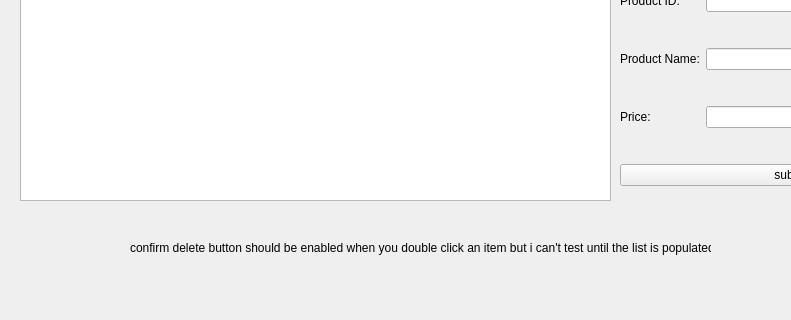
Old version of the form mainwindow.ui in the repository Big-Dogs/Bulk-Club-Project; both pictures show x 0 to 791 and y 400 to 720 of the 1280 by 720 pixel window.
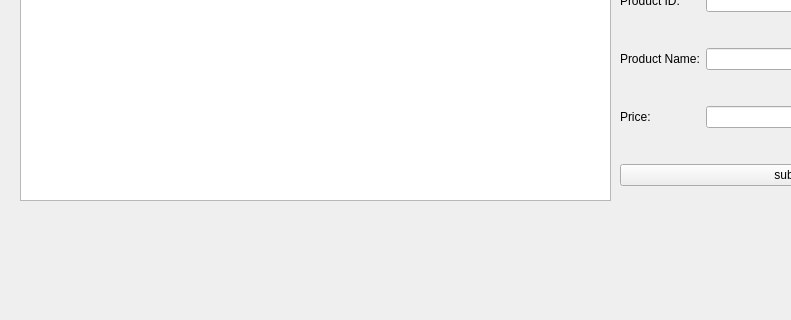
New version of the form.

Commit message:
removed a couple unnecessary text blurbs
manage inventory, manage member both had old placeholder messages
deleted the '[+]recommendation ' filler text on the membership page label

Diff of the .ui file:
```diff
--- a/mainwindow.ui
+++ b/mainwindow.ui
@@ -1049,19 +1049,6 @@
          </item>
         </layout>
        </widget>
-       <widget class="QLabel" name="label_doubleclick_2">
-        <property name="geometry">
-         <rect>
-          <x>130</x>
-          <y>520</y>
-          <width>581</width>
-          <height>16</height>
-         </rect>
-        </property>
-        <property name="text">
-         <string>confirm delete button should be enabled when you double click an item but i can't test until the list is populated</string>
-        </property>
-       </widget>
        <widget class="QLabel" name="label_admin_products_errormessage">
         <property name="geometry">
          <rect>
```
Left out of the diff: 15 changed lines with no effect on the pictures. The commit also changes 1 other file.
